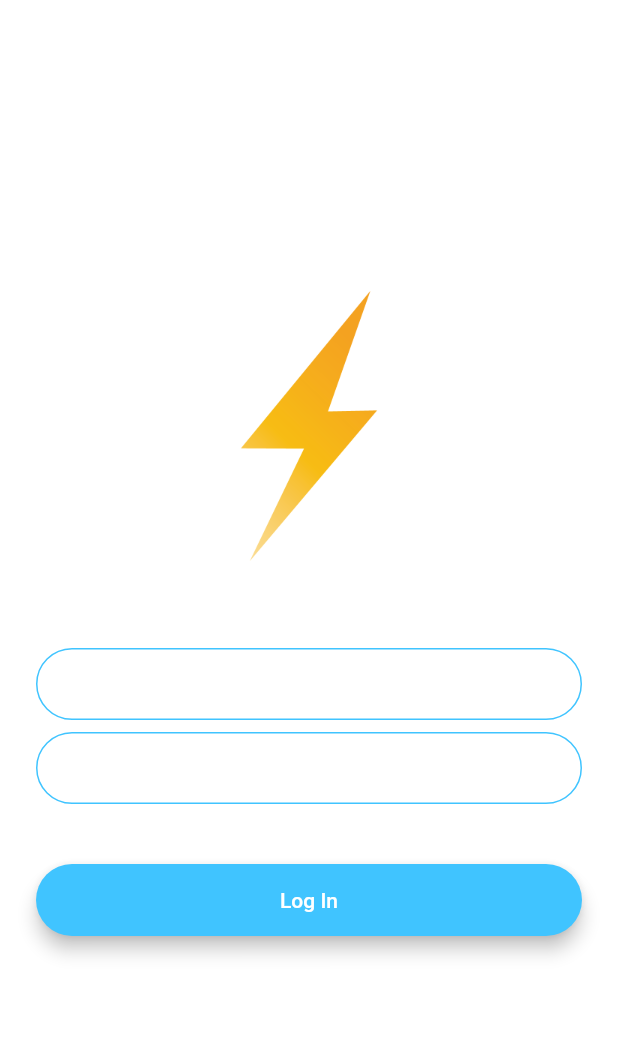
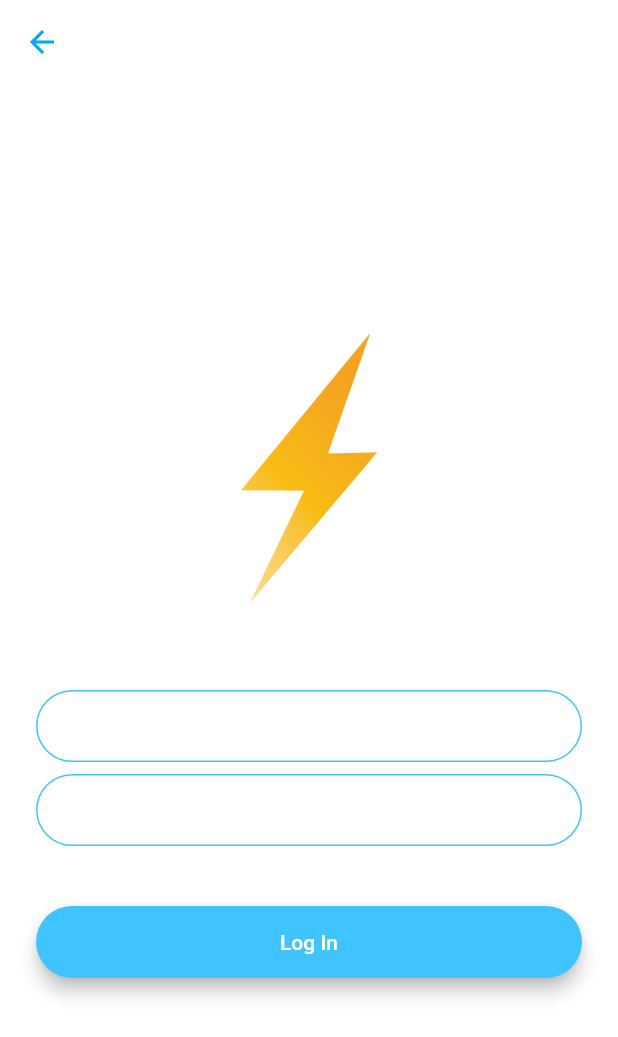
Before and after one commit to UlugbekYarkinov/chatter, a Flutter app: the screen it shows after launch, after a tap on "Log In", on a phone screen of 412 x 824 dp. Shown: the top 1037 px of the screen. Run offline on Flutter 3.47's test engine with Material 2 defaults, Android fonts, the phone set to English and light mode, and no system bars.

Commit message:
back arrow added

```diff
--- a/lib/main.dart
+++ b/lib/main.dart
@@ -16,6 +16,11 @@ class FlashChat extends StatelessWidget {
         textTheme: const TextTheme(
           bodyText1: TextStyle(color: Colors.black54),
         ),
+        appBarTheme: const AppBarTheme(
+          color: Colors.white,
+          foregroundColor: Colors.lightBlue,
+          elevation: 0.0,
+        )
       ),
       routes: <String, Widget Function(BuildContext)> {
         WelcomeScreen.id: (context) => const WelcomeScreen(),
--- a/lib/screens/login_screen.dart
+++ b/lib/screens/login_screen.dart
@@ -12,6 +12,14 @@ class _LoginScreenState extends State<LoginScreen> {
   @override
   Widget build(BuildContext context) {
     return Scaffold(
+      appBar: AppBar(
+        leading: GestureDetector(
+          onTap: () {
+            Navigator.pop(context);
+          },
+          child: const Icon(Icons.arrow_back),
+        ),
+      ),
       backgroundColor: Colors.white,
       body: Padding(
         padding: const EdgeInsets.symmetric(horizontal: 24.0),
```
Also changed, not shown: lib/screens/registration_screen.dart (+8 -0 lines).
